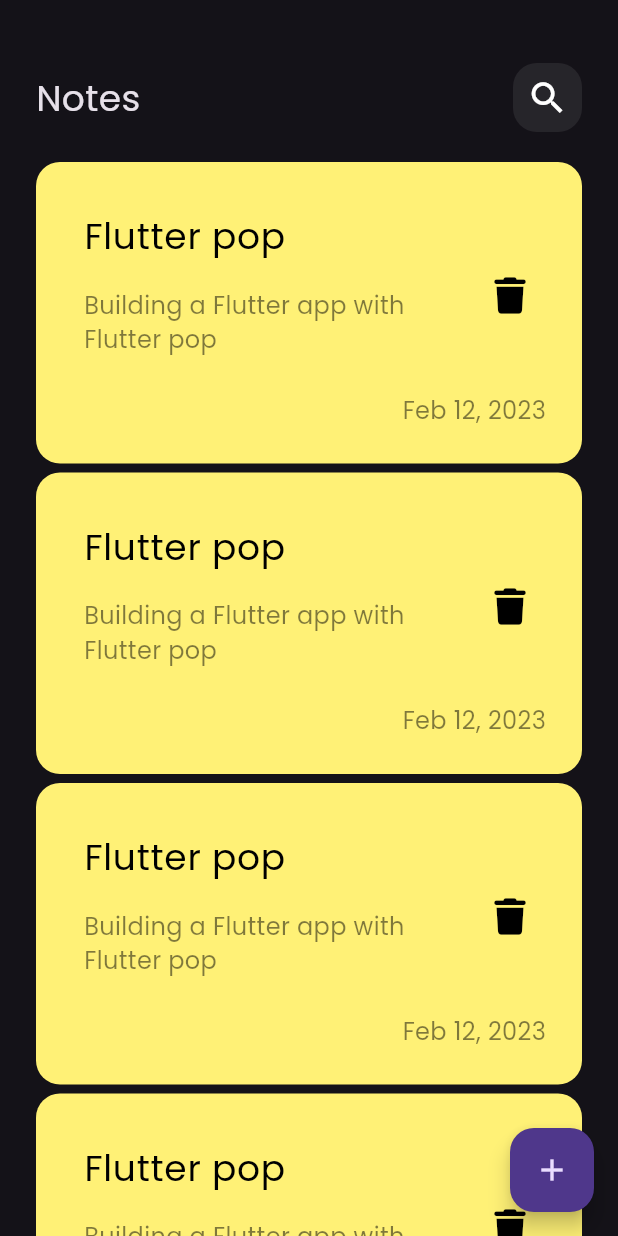
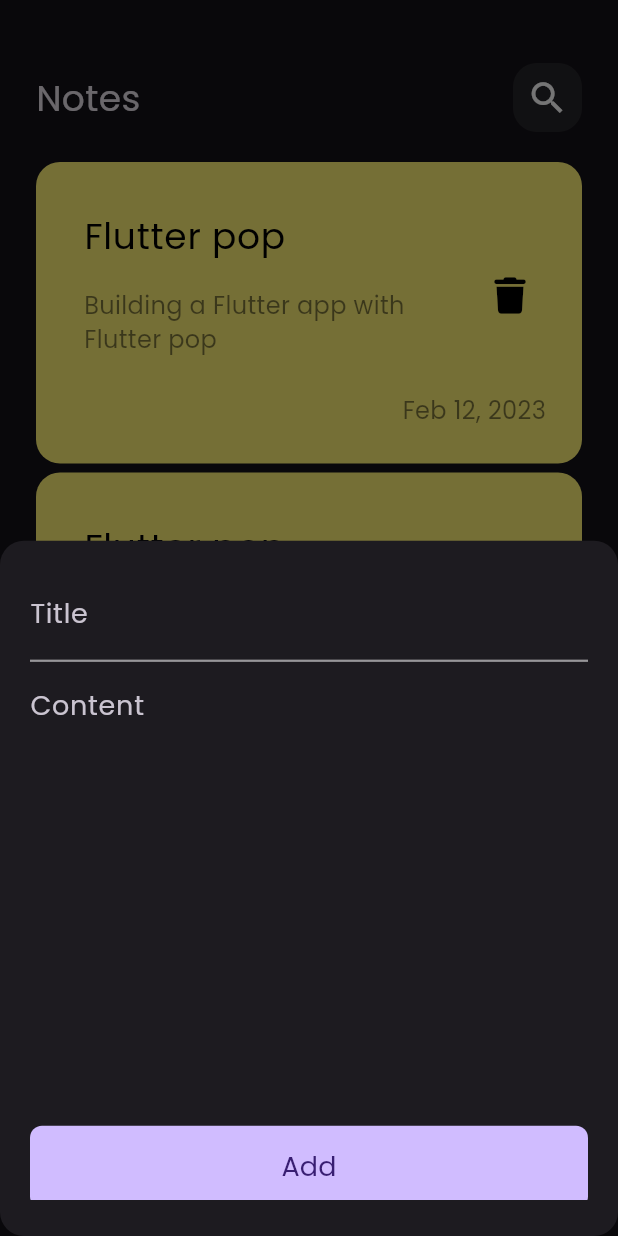
Before and after one commit to Dev-Abdelazim/notes-app, a Flutter app: the screen it shows after launch, after a tap on the "add" icon, on a phone screen of 412 x 824 dp. Run offline on Flutter 3.47's test engine with Material 3 defaults, Android fonts, the phone set to English and light mode, and no system bars; our stand-ins replace font_awesome_flutter.

Commit message:
creat bottom sheet and add content, create custom text field widget and custom button to add note.

```diff
--- a/lib/views/notes_view.dart
+++ b/lib/views/notes_view.dart
@@ -1,4 +1,5 @@
 import 'package:flutter/material.dart';
+import 'package:notes_app/widgets/bottom_sheet_contents.dart';
 import 'package:notes_app/widgets/notes_view_body.dart';
 
 class NotesView extends StatelessWidget {
@@ -8,7 +9,15 @@
   Widget build(BuildContext context) {
     return Scaffold(
       floatingActionButton: FloatingActionButton(
-        onPressed: () {},
+        onPressed: () {
+          showModalBottomSheet(
+            shape: RoundedRectangleBorder(
+              borderRadius: BorderRadius.circular(16),
+            ),
+            context: context,
+            builder: (ctx) => const BottomSheetContents(),
+          );
+        },
         child: const Icon(Icons.add),
       ),
       body: const NotesViewBody(),
--- /dev/null
+++ b/lib/widgets/bottom_sheet_contents.dart
@@ -0,0 +1,33 @@
+import 'package:flutter/material.dart';
+import 'package:notes_app/widgets/custom_button.dart';
+import 'package:notes_app/widgets/custom_text_field.dart';
+
+class BottomSheetContents extends StatelessWidget {
+  const BottomSheetContents({super.key});
+
+  @override
+  Widget build(BuildContext context) {
+    return const Padding(
+      padding: EdgeInsets.symmetric(horizontal: 20, vertical: 24),
+      child: SingleChildScrollView(
+        child: Column(
+          children: [
+            CustomTextField(hint: 'Title'),
+            Divider(
+              thickness: 1.5,
+              color: Colors.white54,
+            ),
+            CustomTextField(hint: 'Content', maxLines: 10),
+            SizedBox(
+              height: 16,
+            ),
+            CustomButton(text: 'Add'),
+            SizedBox(
+              height: 16,
+            ),
+          ],
+        ),
+      ),
+    );
+  }
+}
--- /dev/null
+++ b/lib/widgets/custom_button.dart
@@ -0,0 +1,27 @@
+import 'package:flutter/material.dart';
+
+class CustomButton extends StatelessWidget {
+  const CustomButton({super.key, required this.text});
+
+  final String text;
+  @override
+  Widget build(BuildContext context) {
+    return ElevatedButton(
+      onPressed: () {},
+      style: ElevatedButton.styleFrom(
+        minimumSize: Size(MediaQuery.of(context).size.width, 55),
+        backgroundColor: Theme.of(context).colorScheme.primary,
+        shape: RoundedRectangleBorder(
+          borderRadius: BorderRadius.circular(8),
+        ),
+      ),
+      child: Text(
+        text,
+        style: TextStyle(
+          fontSize: 18,
+          color: Theme.of(context).colorScheme.onPrimary,
+        ),
+      ),
+    );
+  }
+}
--- /dev/null
+++ b/lib/widgets/custom_text_field.dart
@@ -0,0 +1,25 @@
+import 'package:flutter/material.dart';
+
+class CustomTextField extends StatelessWidget {
+  const CustomTextField({
+    super.key,
+    required this.hint,
+    this.maxLines = 1,
+  });
+
+  final String hint;
+  final int maxLines;
+  @override
+  Widget build(BuildContext context) {
+    return TextField(
+      style: const TextStyle(fontSize: 18),
+      maxLines: maxLines,
+      cursorColor: Colors.white,
+      decoration: InputDecoration(
+        hintText: hint,
+        hintStyle: const TextStyle(fontSize: 18),
+        border: InputBorder.none,
+      ),
+    );
+  }
+}
```
